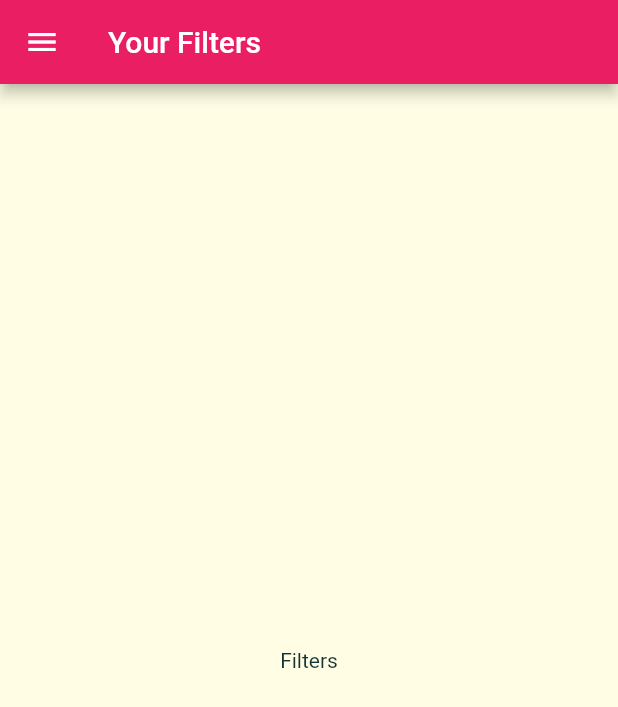
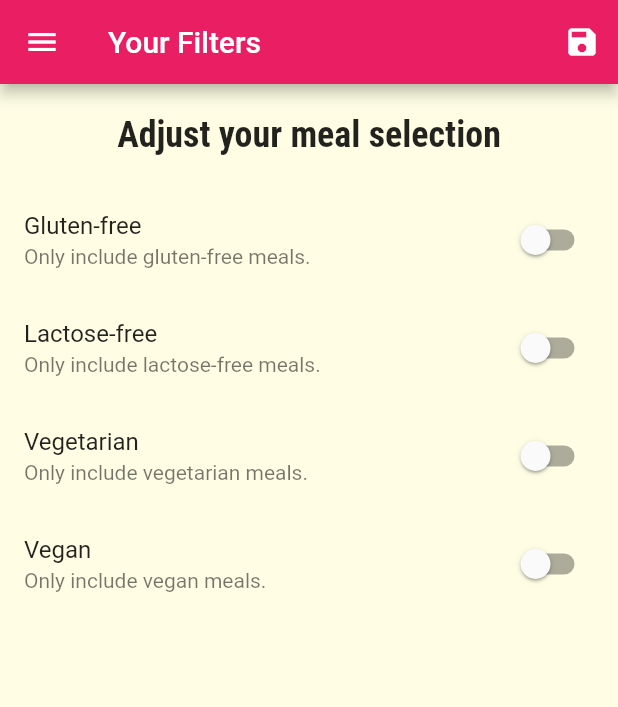
Before and after one commit to jhunderdog/mealapp, a Flutter app: the FilterScreen screen opened by its route, on a phone screen of 412 x 824 dp. Shown: the top 707 px of the screen. Run offline on Flutter 3.47's test engine with Material 2 defaults, Android fonts, the phone set to English and light mode, and no system bars; Roboto replaces fonts that are missing (Railway).

Commit message:
Adding Filtering

```diff
--- a/lib/main.dart
+++ b/lib/main.dart
@@ -1,16 +1,53 @@
 import 'package:flutter/material.dart';
+import 'package:mealapp/dummy_data.dart';
 import 'package:mealapp/screens/categories_screen.dart';
 import 'package:mealapp/screens/filters_screen.dart';
 import 'package:mealapp/screens/meal_detail_screen.dart';
 import 'package:mealapp/screens/tabs_screen.dart';
 import 'screens/category_meals_screen.dart';
+import './models/meal.dart';
 
 void main() {
   runApp(MyApp());
 }
 
-class MyApp extends StatelessWidget {
+class MyApp extends StatefulWidget {
   // This widget is the root of your application.
+  @override
+  _MyAppState createState() => _MyAppState();
+}
+
+class _MyAppState extends State<MyApp> {
+  Map<String, bool> _filters = {
+    'gluten': false,
+    'lactose': false,
+    'vegan': false,
+    'vegetarian': false,
+  };
+
+  List<Meal> _availableMeals = DUMMY_MEALS;
+
+  void _setFilters(Map<String, bool> filterData) {
+    setState(() {
+      _filters = filterData;
+      _availableMeals = DUMMY_MEALS.where((meal) {
+        if (_filters['gluten'] && !meal.isGlutenFree) {
+          return false;
+        }
+        if (_filters['lactose'] && !meal.isLactoseFree) {
+          return false;
+        }
+        if (_filters['vegan'] && !meal.isVegan) {
+          return false;
+        }
+        if (_filters['vegetarian'] && !meal.isVegetarian) {
+          return false;
+        }
+        return true;
+      }).toList();
+    });
+  }
+
   @override
   Widget build(BuildContext context) {
     return MaterialApp(
@@ -36,9 +73,10 @@ class MyApp extends StatelessWidget {
       initialRoute: '/',
       routes: {
         '/': (ctx) => TabsScreen(),
-        CategoryMealsScreen.routeName: (ctx) => CategoryMealsScreen(),
+        CategoryMealsScreen.routeName: (ctx) =>
+            CategoryMealsScreen(_availableMeals),
         MealDetailScreen.routeName: (ctx) => MealDetailScreen(),
-        FilterScreen.routeName: (ctx) => FilterScreen(),
+        FilterScreen.routeName: (ctx) => FilterScreen(_filters, _setFilters),
       },
       // onGenerateRoute: (settings) {
       //   print(settings.arguments);
--- a/lib/screens/category_meals_screen.dart
+++ b/lib/screens/category_meals_screen.dart
@@ -1,10 +1,11 @@
 import 'package:flutter/material.dart';
 import 'package:mealapp/widgets/meal_item.dart';
-import '../dummy_data.dart';
 import '../models/meal.dart';
 
 class CategoryMealsScreen extends StatefulWidget {
   static const routeName = '/category-meals';
+  final List<Meal> availableMeals;
+  CategoryMealsScreen(this.availableMeals);
 
   @override
   _CategoryMealsScreenState createState() => _CategoryMealsScreenState();
@@ -26,7 +27,7 @@ class _CategoryMealsScreenState extends State<CategoryMealsScreen> {
           ModalRoute.of(context).settings.arguments as Map<String, String>;
       categoryTitle = routeArgs['title'];
       final categoryId = routeArgs['id'];
-      displayedMeals = DUMMY_MEALS.where((meal) {
+      displayedMeals = widget.availableMeals.where((meal) {
         return meal.categories.contains(categoryId);
       }).toList();
       _loadedInitData = true;
--- a/lib/screens/filters_screen.dart
+++ b/lib/screens/filters_screen.dart
@@ -1,17 +1,110 @@
 import 'package:flutter/material.dart';
 import 'package:mealapp/widgets/main_drawer.dart';
 
-class FilterScreen extends StatelessWidget {
+class FilterScreen extends StatefulWidget {
   static const routeName = '/filters';
+  final Function saveFilters;
+  final Map<String, bool> currentFilters;
+  FilterScreen(this.currentFilters, this.saveFilters);
+
+  @override
+  _FilterScreenState createState() => _FilterScreenState();
+}
+
+class _FilterScreenState extends State<FilterScreen> {
+  bool _glutenFree = false;
+  bool _vegetarian = false;
+  bool _vegan = false;
+  bool _lactoseFree = false;
+
+  @override
+  initState() {
+    _glutenFree = widget.currentFilters['gluten'];
+    _lactoseFree = widget.currentFilters['lactose'];
+    _vegetarian = widget.currentFilters['vegetarian'];
+    _vegan = widget.currentFilters['vegan'];
+    super.initState();
+  }
+
+  Widget _buildSwitchListTile(
+    String title,
+    String description,
+    bool currentValue,
+    Function updateValue,
+  ) {
+    return SwitchListTile(
+      title: Text(title),
+      value: currentValue,
+      subtitle: Text(description),
+      onChanged: updateValue,
+    );
+  }
+
   @override
   Widget build(BuildContext context) {
     return Scaffold(
-        appBar: AppBar(
-          title: Text('Your Filters'),
-        ),
-        drawer: MainDrawer(),
-        body: Center(
-          child: Text('Filters'),
-        ));
+      appBar: AppBar(
+        title: Text('Your Filters'),
+        actions: [
+          IconButton(
+            icon: Icon(Icons.save),
+            onPressed: () {
+              final selectedFilters = {
+                'gluten': _glutenFree,
+                'lactose': _lactoseFree,
+                'vegan': _vegan,
+                'vegetarian': _vegetarian,
+              };
+              widget.saveFilters(selectedFilters);
+            },
+          )
+        ],
+      ),
+      drawer: MainDrawer(),
+      body: Column(
+        children: [
+          Container(
+            padding: EdgeInsets.all(20),
+            child: Text(
+              'Adjust your meal selection',
+              style: Theme.of(context).textTheme.title,
+            ),
+          ),
+          Expanded(
+            child: ListView(
+              children: [
+                _buildSwitchListTile('Gluten-free',
+                    'Only include gluten-free meals.', _glutenFree, (newValue) {
+                  setState(() {
+                    _glutenFree = newValue;
+                  });
+                }),
+                _buildSwitchListTile(
+                    'Lactose-free',
+                    'Only include lactose-free meals.',
+                    _lactoseFree, (newValue) {
+                  setState(() {
+                    _lactoseFree = newValue;
+                  });
+                }),
+                _buildSwitchListTile(
+                    'Vegetarian', 'Only include vegetarian meals.', _vegetarian,
+                    (newValue) {
+                  setState(() {
+                    _vegetarian = newValue;
+                  });
+                }),
+                _buildSwitchListTile(
+                    'Vegan', 'Only include vegan meals.', _vegan, (newValue) {
+                  setState(() {
+                    _vegan = newValue;
+                  });
+                }),
+              ],
+            ),
+          )
+        ],
+      ),
+    );
   }
 }
```
